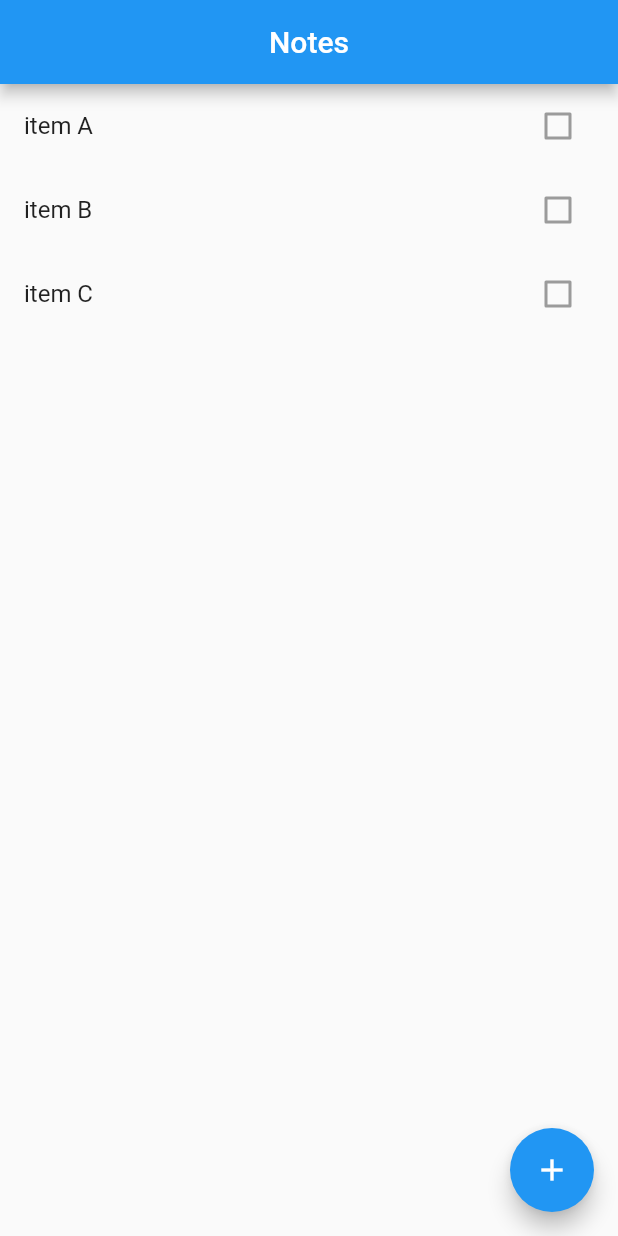
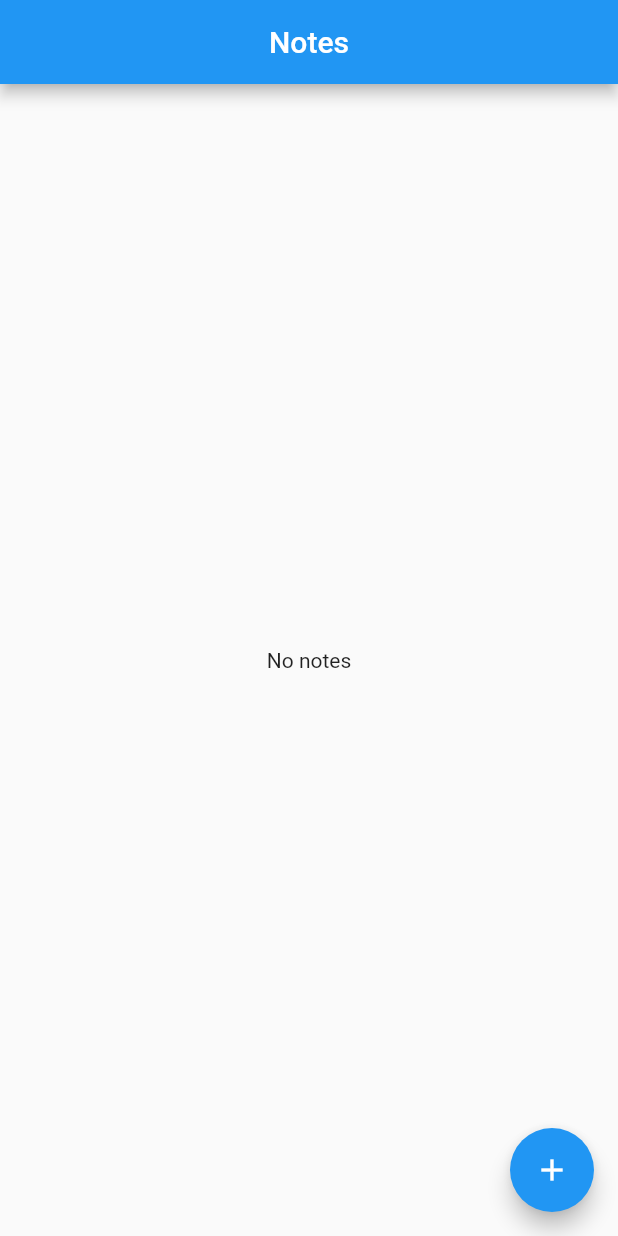
Before and after one commit to Suvorov-Alex/Notes, a Flutter app: the screen it shows after launch, on a phone screen of 412 x 824 dp. Run offline on Flutter 3.47's test engine with Material 2 defaults, Android fonts, the phone set to English and light mode, and no system bars.

Commit message:
Implemented "empty list" text placeholder, removed demo notes

```diff
--- a/lib/main.dart
+++ b/lib/main.dart
@@ -26,21 +26,13 @@ class _HomePageState extends State<HomePage> {
   List<Note> notes = List<Note>();
 
   @override
-  void initState() {
-    notes.add(Note(title: 'item A'));
-    notes.add(Note(title: 'item B'));
-    notes.add(Note(title: 'item C'));
-    super.initState();
-  }
-
-  @override
   Widget build(BuildContext context) {
     return Scaffold(
       appBar: AppBar(
         title: Text('Notes'),
         centerTitle: true,
       ),
-      body: buildListBody(),
+      body: notes.isNotEmpty ? buildListBody() : buildEmptyBody(),
       floatingActionButton: FloatingActionButton(
         child: Icon(
           Icons.add,
@@ -57,6 +49,12 @@ class _HomePageState extends State<HomePage> {
       itemBuilder: (context, pos) {
         return buildListItem(notes[pos]);
       },
+    );
+  }
+
+  Widget buildEmptyBody() {
+    return Center(
+      child: Text('No notes'),
     );
   }
 
@@ -113,5 +111,8 @@ class _HomePageState extends State<HomePage> {
 
   void removeNote(Note note) {
     notes.remove(note);
+    if (notes.isEmpty) {
+      setState(() {});
+    }
   }
 }
```
